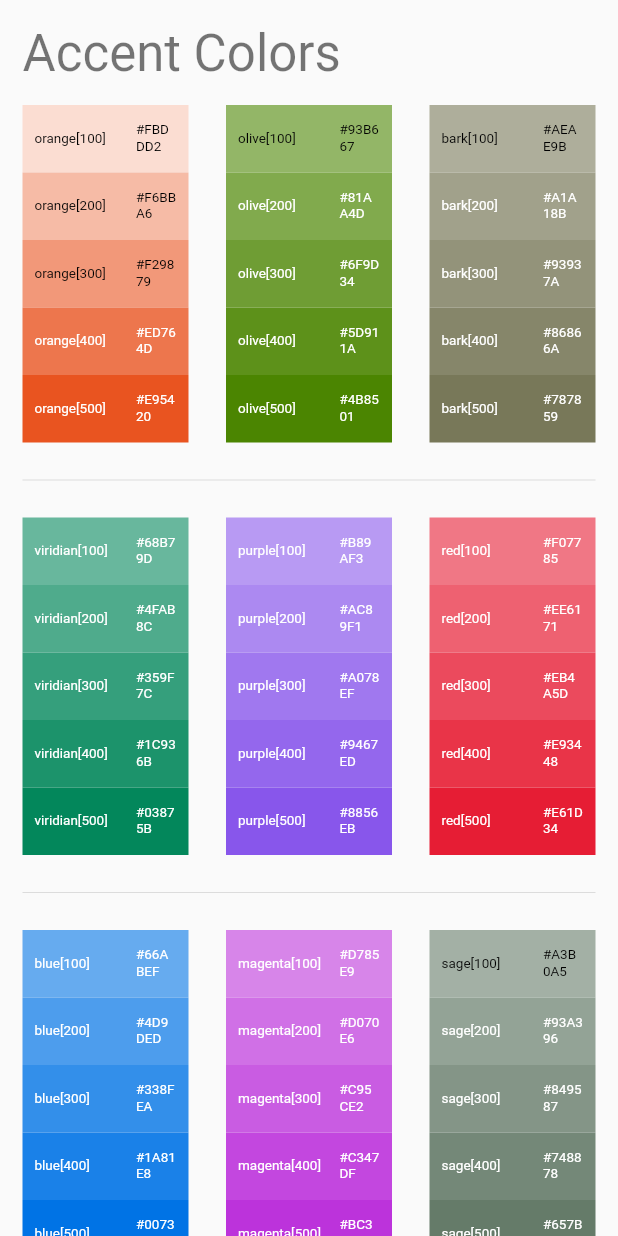
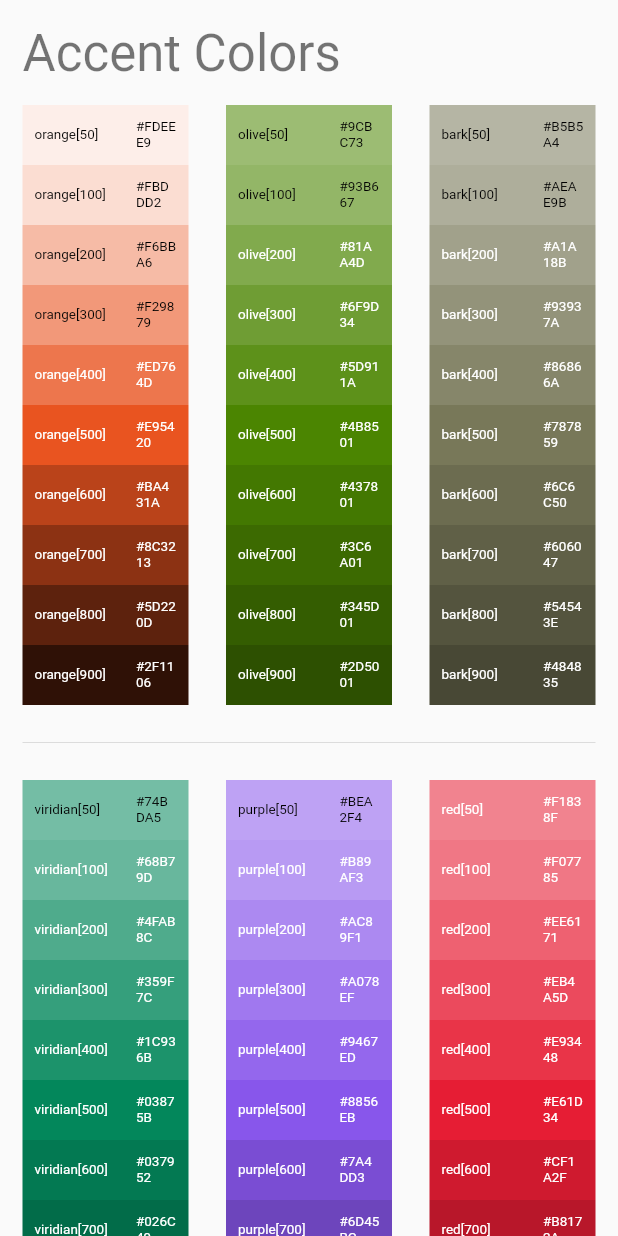
Before and after one commit to ubuntu/archive_yaru.dart, a Flutter app: the ColorsView widget shown alone on an empty page, opened directly, on a phone screen of 412 x 824 dp. Run offline on Flutter 3.47's test engine with Material 2 defaults, Android fonts, the phone set to English and light mode, and no system bars; our stand-ins replace platform; missing offline and left inert: dbus, gsettings; project files that could hold a hidden picture were left out.

Commit message:
example: present complete color palettes

```diff
--- a/example/lib/view/colors_view.dart
+++ b/example/lib/view/colors_view.dart
@@ -47,8 +47,7 @@ class ColorsView extends StatelessWidget {
                 child: colorPaletteExample(
                     'prussianGreen', YaruColors.prussianGreen)),
             SizedBox(width: 25.0),
-            Expanded(
-                child: colorPaletteExample('warmGrey', YaruColors.warmGrey)),
+            Spacer(),
             SizedBox(width: 25.0),
             Spacer(),
           ],
@@ -93,7 +92,7 @@ class ColorsView extends StatelessWidget {
 
   Widget colorPaletteExample(String colorName, MaterialColor color) {
     Map<String, MaterialColor> _color = {colorName: color};
-    int _shade = 0;
+    int _shade = 50;
     TextStyle _textStyle(int _shade) => TextStyle(
           color: (_color.values.first[_shade]!.computeLuminance() > 0.4)
               ? Colors.black
@@ -101,10 +100,9 @@ class ColorsView extends StatelessWidget {
           fontSize: 9.0,
         );
     List<Widget> _colorItem = [];
-    for (int i = 0; i < 5; i++) {
-      _shade += 100;
+    for (int i = 1; i <= 10; i++) {
       _colorItem.add(Container(
-        height: 45.0,
+        height: 40.0,
         color: _color.values.first[_shade],
         child: Padding(
           padding: const EdgeInsets.all(8.0),
@@ -133,6 +131,7 @@ class ColorsView extends StatelessWidget {
           ),
         ),
       ));
+      _shade = i * 100;
     }
     return Column(
       children: _colorItem,
```
